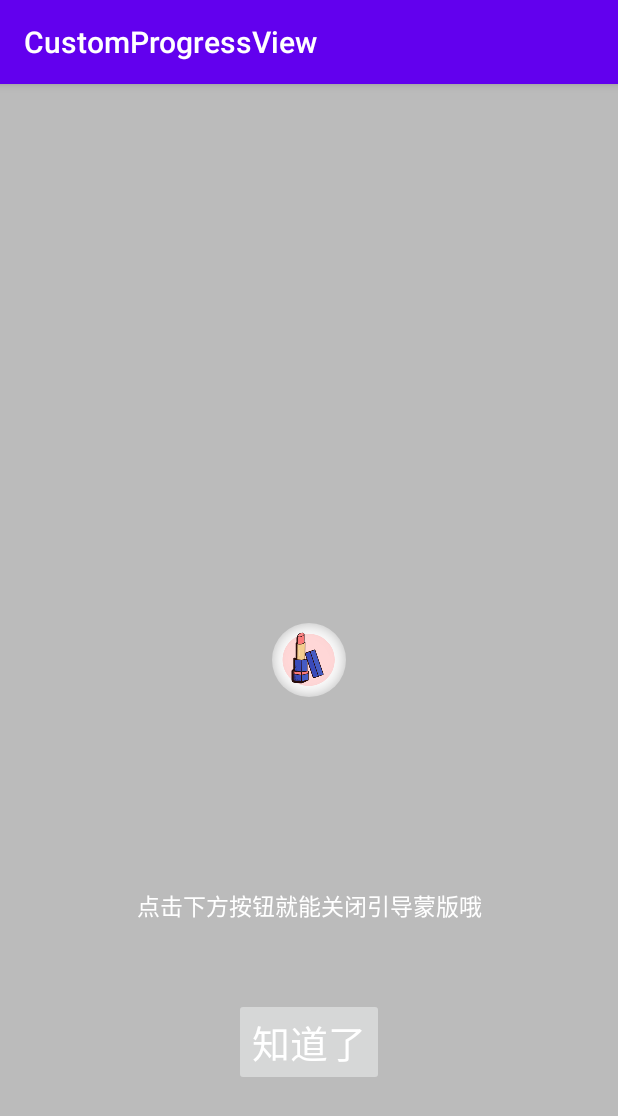
After one commit to chaozhouzhang/CustomView, an Android app: the MaskActivity screen opened directly, with no data from a screen before it, on a phone screen of 412 x 824 dp. The commit adds this screen. Shown: the top 1116 px of the screen. Run offline under Robolectric (Android 15) with nearby library versions, the phone set to English and light mode, and no system bars.

Commit message:
add mask 引导蒙版
add mask 引导蒙版

```diff
--- a/CustomProgressView/app/src/main/AndroidManifest.xml
+++ b/CustomProgressView/app/src/main/AndroidManifest.xml
@@ -47,7 +47,9 @@
         <activity android:name=".svg.SvgActivity" />
         <activity android:name=".svg.svga.SvgaActivity" />
         <activity android:name=".svg.lottie.LottieActivity" />
-        <activity android:name=".matrix.MatrixActivity" />
+        <activity android:name=".drawing.matrix.MatrixActivity" />
+        <activity android:name=".drawing.PaintActivity" />
+        <activity android:name=".MaskActivity" />
     </application>
 
 </manifest>
--- /dev/null
+++ b/CustomProgressView/app/src/main/java/androidstack/progress/MaskActivity.java
@@ -0,0 +1,51 @@
+package androidstack.progress;
+
+import android.graphics.Color;
+import android.os.Bundle;
+import android.widget.ImageView;
+
+import androidstack.progress.view.mask.GuideMask;
+import androidstack.progress.view.mask.GuideMaskSet;
+import androidx.annotation.Nullable;
+import androidx.appcompat.app.AppCompatActivity;
+
+/**
+ * Created on 2020/8/24 13:05
+ *
+ * @author zhangchaozhou
+ * @email 13760289294@139.com
+ * @wechat 13760289294
+ */
+public class MaskActivity extends AppCompatActivity {
+    private ImageView mIvTest;
+    @Override
+    protected void onCreate(@Nullable Bundle savedInstanceState) {
+        super.onCreate(savedInstanceState);
+        setContentView(R.layout.activity_mask);
+
+        mIvTest = findViewById(R.id.iv_test);
+
+        GuideMask guideMask = new GuideMask.Builder(this)
+                //蒙版所在activity
+                .setMaskActivity(this)
+                //目标布局
+                .setTargetView(mIvTest)
+                //蒙版背景颜色包括透明度
+                .setBgColor(Color.parseColor("#40000000"))
+                //蒙版布局
+                .setMaskLayout(R.layout.layout_mask)
+                //关闭蒙版的按钮
+                .setMaskCloseId(R.id.btn_close)
+                //围栏与目标布局的距离
+                .setFencePadding(5,5,5,5)
+                //围栏布局四角的角度
+                .setFenceRadius(100)
+                .build();
+
+        GuideMaskSet guideMaskSet = new GuideMaskSet();
+        //添加蒙版
+        guideMaskSet.addGuide(guideMask);
+        //显示所有蒙版
+        guideMaskSet.show();
+    }
+}
--- a/CustomProgressView/app/src/main/java/androidstack/progress/matrix/MatrixActivity.java
+++ b/CustomProgressView/app/src/main/java/androidstack/progress/drawing/matrix/MatrixActivity.java
@@ -1,4 +1,4 @@
-package androidstack.progress.matrix;
+package androidstack.progress.drawing.matrix;
 
 import android.os.Bundle;
 
--- /dev/null
+++ b/CustomProgressView/app/src/main/java/androidstack/progress/view/mask/GuideMask.java
@@ -0,0 +1,341 @@
+package androidstack.progress.view.mask;
+
+import android.app.Activity;
+import android.content.Context;
+import android.graphics.BlurMaskFilter;
+import android.graphics.Canvas;
+import android.graphics.Color;
+import android.graphics.Paint;
+import android.graphics.PorterDuff;
+import android.graphics.PorterDuffXfermode;
+import android.graphics.Rect;
+import android.graphics.RectF;
+import android.view.LayoutInflater;
+import android.view.View;
+import android.view.ViewGroup;
+import android.widget.FrameLayout;
+
+import androidx.annotation.IdRes;
+import androidx.annotation.LayoutRes;
+import androidx.annotation.NonNull;
+
+/**
+ * Created on 2020/8/23 21:52
+ *
+ * @author zhangchaozhou
+ * @email 13760289294@139.com
+ * @wechat 13760289294
+ */
+public class GuideMask extends FrameLayout {
+
+    /**
+     * 当前蒙版所处的activity
+     */
+    private Activity mMaskActivity;
+    /**
+     * 当前activity的根布局
+     */
+    private FrameLayout mContentParent;
+    /**
+     * 当前activity的根布局的坐标位置
+     */
+    private Rect mContentRect;
+    /**
+     * 当前蒙版的目标布局
+     */
+    private View mTargetView;
+    /**
+     * 当前蒙版的目标布局的坐标位置
+     */
+    private Rect mTargetRect;
+    /**
+     * 当前需要绘制的围绕着目标布局的围栏布局
+     */
+    private RectF mFenceRectF;
+    /**
+     * 当前需要绘制的围绕着目标布局的围栏布局，对应的画笔
+     */
+    private Paint mFencePaint;
+    /**
+     * 当前蒙版所显示的引导布局，需要进行解析，然后显示
+     */
+    private int mMaskLayout;
+
+    /**
+     * 蒙版布局
+     */
+    private View mMaskLayoutView;
+
+    /**
+     * 点击该ID对应的控件后，关闭蒙版
+     */
+    private int mCloseId;
+
+    /**
+     * 蒙版的背景颜色
+     */
+    private int mBgColor = BG_COLOR_DEFAULT;
+
+    /**
+     * 蒙版的默认背景颜色
+     */
+    private static int BG_COLOR_DEFAULT = Color.parseColor("#B3000000");
+
+    /**
+     * 设置图像合成模式为CLEAR，用于显示目标布局
+     */
+    private PorterDuffXfermode mFenceClearMode;
+    /**
+     * 所需绘制的布局和目标布局的左边的距离大小
+     */
+    private int mPaddingLeft;
+
+    /**
+     * 所需绘制的布局和目标布局的右边的距离大小
+     */
+    private int mPaddingRight;
+
+    /**
+     * 所需绘制的布局和目标布局的上边的距离大小
+     */
+    private int mPaddingTop;
+
+    /**
+     * 所需绘制的布局和目标布局的下边的距离大小
+     */
+    private int mPaddingBottom;
+
+    /**
+     * 所需绘制的布局的四边圆角半径
+     */
+    private float mRadius;
+
+    private GuideMask(@NonNull Context context) {
+        super(context);
+        init();
+    }
+
+
+    private void init() {
+        //在ViewGroup中，初始化时设置了WILL_NOT_DRAW，设置WILL_NOT_DRAW之后，onDraw()不会被调用，通过略过绘制的过程，优化了性能。
+        //所以，在写自定义布局时，如果需要调用onDraw()进行绘制，则需要在初始化时候，调用setWillNotDraw(false)。
+        setWillNotDraw(false);
+        mContentRect = new Rect();
+        mTargetRect = new Rect();
+        initFence();
+    }
+
+    /**
+     * 初始化围栏区域
+     */
+    private void initFence() {
+        //围栏区域坐标位置
+        mFenceRectF = new RectF();
+        //绘制围栏区域的画笔
+        mFencePaint = new Paint();
+        //设置围栏区域背景颜色为全透明色
+        mFencePaint.setColor(Color.TRANSPARENT);
+        //首先xfermode绘图需要两部分，DST,SRC 两种。可以理解为DST 在下边，SRC在上面。也就是说DST先绘制，SRC 后绘制。
+        //PorterDuff.Mode.CLEAR：清除模式，[0, 0]，即图像中所有像素点的alpha和颜色值均为0。
+        PorterDuff.Mode mode = PorterDuff.Mode.CLEAR;
+        mFenceClearMode = new PorterDuffXfermode(mode);
+        //这个方法用于设置图像的过渡模式，所谓过渡是指图像的饱和度、颜色值等参数的计算结果的图像表现。
+        //设置围栏区域为清除模式，以达到显示目标布局的目的
+        mFencePaint.setXfermode(mFenceClearMode);
+        //设置画笔遮罩滤镜，传入BlurMaskFilter或EmbossMaskFilter，前者为模糊遮罩滤镜而后者为浮雕遮罩滤镜。
+        //如果应用启用了硬件加速，将看不到任何阴影效果。
+        mFencePaint.setMaskFilter(new BlurMaskFilter(10, BlurMaskFilter.Blur.INNER));
+        //关闭当前View的硬件加速。
+        setLayerType(LAYER_TYPE_SOFTWARE, null);
+    }
+
+
+    @Override
+    protected void onDraw(Canvas canvas) {
+        super.onDraw(canvas);
+        /**
+         * 设置蒙版背景颜色
+         */
+        canvas.drawColor(mBgColor);
+
+        /**
+         * getGlobalVisibleRect()是View可见区域相对与屏幕来说的坐标位置。
+         * getLocalVisibleRect()是View可见区域想对于自己坐标的位置。
+         * 获取当前蒙版所在activity根布局的坐标位置。
+         */
+        mContentParent.getGlobalVisibleRect(mContentRect);
+        int topMargin = mContentRect.top;
+        /**
+         * 获取当前蒙版所目标的布局的坐标位置。
+         */
+        mTargetView.getGlobalVisibleRect(mTargetRect);
+
+        /**
+         * 需要绘制的坐标位置
+         */
+        int left = mTargetRect.left - mPaddingLeft;
+        mFenceRectF.left = left;
+        int right = mTargetRect.right + mPaddingRight;
+        mFenceRectF.right = right;
+        int top = mTargetRect.top - mPaddingTop - topMargin;
+        mFenceRectF.top = top;
+        int bottom = mTargetRect.bottom + mPaddingBottom - topMargin;
+        mFenceRectF.bottom = bottom;
+        /**
+         * rx：x方向上的圆角半径。
+         * ry：y方向上的圆角半径。
+         */
+        canvas.drawRoundRect(mFenceRectF, mRadius, mRadius, mFencePaint);
+
+    }
+
+
+    public void show() {
+        //需要显示的蒙版布局：配置root为当前蒙版this，配置attachToRoot为true，也就是解析结束蒙版布局后，添加到当前蒙版中
+        mMaskLayoutView = LayoutInflater.from(mMaskActivity).inflate(mMaskLayout, this, true);
+        if (mCloseId != 0) {
+            //在蒙版布局中找到点击关闭蒙版的控件
+            mMaskLayoutView.findViewById(mCloseId).setOnClickListener(new OnClickListener() {
+                @Override
+                public void onClick(View v) {
+                    dismiss();
+                    if (mOnDismissListener != null) {
+                        mOnDismissListener.onDismiss();
+                    }
+                }
+            });
+        }
+        this.setClickable(true);
+        mContentParent.post(new Runnable() {
+            @Override
+            public void run() {
+                //显示蒙版，也就是将当前蒙版加到mContentParent的FrameLayout布局上
+                mContentParent.addView(GuideMask.this, new LayoutParams(ViewGroup.LayoutParams.MATCH_PARENT, ViewGroup.LayoutParams.MATCH_PARENT));
+            }
+        });
+
+    }
+
+    public void dismiss() {
+        mContentParent.post(new Runnable() {
+            @Override
+            public void run() {
+                //关闭蒙版，也就是将当前蒙版从mContentParent的FrameLayout布局上移除
+                mContentParent.removeView(GuideMask.this);
+            }
+        });
+    }
+
+
+    public static class Builder {
+
+        private GuideMask mGuideMask;
+
+        public Builder(Context context) {
+            mGuideMask = new GuideMask(context);
+        }
+
+        /**
+         * 设置目标布局
+         *
+         * @param view
+         * @return
+         */
+        public Builder setTargetView(View view) {
+            mGuideMask.mTargetView = view;
+            return this;
+        }
+
+        /**
+         * 设置当前引导蒙版所在的Activity
+         *
+         * @param activity
+         */
+        public Builder setMaskActivity(Activity activity) {
+            mGuideMask.mMaskActivity = activity;
+            mGuideMask.mContentParent = activity.findViewById(android.R.id.content);
+            return this;
+        }
+
+        /**
+         * 设置显示的蒙版布局
+         *
+         * @param layout
+         * @return
+         */
+        public Builder setMaskLayout(@LayoutRes int layout) {
+            mGuideMask.mMaskLayout = layout;
+            return this;
+        }
+
+        /**
+         * 设置关闭蒙版的控件ID
+         *
+         * @param closeId
+         * @return
+         */
+        public Builder setMaskCloseId(@IdRes int closeId) {
+            mGuideMask.mCloseId = closeId;
+            return this;
+        }
+
+        /**
+         * 所绘制布局的四边圆角半径
+         *
+         * @param radius
+         * @return
+         */
+        public Builder setFenceRadius(float radius) {
+            mGuideMask.mRadius = radius;
+            return this;
+        }
+
+        /**
+         * 与目标布局间的距离
+         *
+         * @param paddingLeft
+         * @param paddingRight
+         * @param paddingTop
+         * @param paddingBottom
+         * @return
+         */
+        public Builder setFencePadding(int paddingLeft, int paddingRight, int paddingTop, int paddingBottom) {
+            mGuideMask.mPaddingTop = paddingTop;
+            mGuideMask.mPaddingBottom = paddingBottom;
+            mGuideMask.mPaddingLeft = paddingLeft;
+            mGuideMask.mPaddingRight = paddingRight;
+            return this;
+        }
+
+        /**
+         * 设置蒙版背景颜色
+         *
+         * @param bgColor
+         * @return
+         */
+        public Builder setBgColor(int bgColor) {
+            mGuideMask.mBgColor = bgColor;
+            return this;
+        }
+
+        public GuideMask build() {
+            return mGuideMask;
+        }
+    }
+
+
+    private OnDismissListener mOnDismissListener;
+
+    public GuideMask setOnDismissListener(OnDismissListener onDismissListener) {
+        mOnDismissListener = onDismissListener;
+        return this;
+    }
+
+    public interface OnDismissListener {
+        /**
+         * 关闭蒙版
+         */
+        void onDismiss();
+    }
+
+}
--- /dev/null
+++ b/CustomProgressView/app/src/main/java/androidstack/progress/view/mask/GuideMaskSet.java
@@ -0,0 +1,41 @@
+package androidstack.progress.view.mask;
+
+import java.util.ArrayList;
+import java.util.List;
+
+/**
+ * 蒙版集合
+ * @author zhangchaozhou
+ */
+public class GuideMaskSet {
+
+    private List<GuideMask> mGuideMasks = new ArrayList<>();
+
+    private int mPosition = 0;
+
+    /**
+     * 添加蒙版
+     * @param guideMask
+     */
+    public void addGuide(GuideMask guideMask) {
+        mGuideMasks.add(guideMask);
+        guideMask.setOnDismissListener(new GuideMask.OnDismissListener() {
+            @Override
+            public void onDismiss() {//关闭后显示下一个蒙版
+                int nextPosition = mPosition + 1;
+                if (mGuideMasks.size() > nextPosition) {
+                    GuideMask next = mGuideMasks.get(nextPosition);
+                    mPosition++;
+                    next.show();
+                }
+            }
+        });
+    }
+
+    /**
+     * 显示蒙版集合
+     */
+    public void show(){
+        mGuideMasks.get(0).show();
+    }
+}
--- /dev/null
+++ b/CustomProgressView/app/src/main/res/layout/activity_mask.xml
@@ -0,0 +1,19 @@
+<?xml version="1.0" encoding="utf-8"?>
+<androidx.constraintlayout.widget.ConstraintLayout xmlns:android="http://schemas.android.com/apk/res/android"
+    xmlns:app="http://schemas.android.com/apk/res-auto"
+    android:layout_width="match_parent"
+    android:layout_height="match_parent">
+
+    <ImageView
+        android:layout_width="wrap_content"
+        android:layout_height="wrap_content"
+        android:src="@mipmap/ic_test"
+        android:id="@+id/iv_test"
+        app:layout_constraintBottom_toBottomOf="parent"
+        app:layout_constraintLeft_toLeftOf="parent"
+        app:layout_constraintRight_toRightOf="parent"
+        app:layout_constraintTop_toTopOf="parent">
+
+    </ImageView>
+
+</androidx.constraintlayout.widget.ConstraintLayout>
--- /dev/null
+++ b/CustomProgressView/app/src/main/res/layout/activity_paint.xml
@@ -0,0 +1,6 @@
+<?xml version="1.0" encoding="utf-8"?>
+<androidx.constraintlayout.widget.ConstraintLayout
+    xmlns:android="http://schemas.android.com/apk/res/android" android:layout_width="match_parent"
+    android:layout_height="match_parent">
+
+</androidx.constraintlayout.widget.ConstraintLayout>
--- /dev/null
+++ b/CustomProgressView/app/src/main/res/layout/layout_mask.xml
@@ -0,0 +1,38 @@
+<?xml version="1.0" encoding="utf-8"?>
+<androidx.constraintlayout.widget.ConstraintLayout xmlns:android="http://schemas.android.com/apk/res/android"
+    android:layout_width="match_parent"
+    android:layout_height="match_parent"
+    xmlns:app="http://schemas.android.com/apk/res-auto">
+
+
+
+
+
+
+    <Button
+        android:layout_width="wrap_content"
+        android:id="@+id/btn_close"
+        android:text="知道了"
+        android:textSize="25sp"
+        android:textColor="#ffffff"
+        android:layout_marginBottom="100dp"
+        app:layout_constraintBottom_toBottomOf="parent"
+        app:layout_constraintRight_toRightOf="parent"
+        app:layout_constraintLeft_toLeftOf="parent"
+        android:layout_height="wrap_content">
+
+    </Button>
+
+    <TextView
+        android:layout_width="wrap_content"
+        android:text="点击下方按钮就能关闭引导蒙版哦"
+        android:textSize="15sp"
+        android:textColor="#ffffff"
+        app:layout_constraintBottom_toTopOf="@id/btn_close"
+        android:layout_marginBottom="50dp"
+        app:layout_constraintBottom_toBottomOf="parent"
+        app:layout_constraintRight_toRightOf="parent"
+        app:layout_constraintLeft_toLeftOf="parent"
+        android:layout_height="wrap_content">
+    </TextView>
+</androidx.constraintlayout.widget.ConstraintLayout>
```
Also changed, not shown: CustomProgressView/app/src/main/java/androidstack/progress/CustomDialog.java (added, +85 -0 lines), CustomProgressView/app/src/main/java/androidstack/progress/MainActivity.java (+12 -0 lines), CustomProgressView/app/src/main/java/androidstack/progress/drawing/PaintActivity.java (added, +31 -0 lines), CustomProgressView/app/src/main/java/androidstack/progress/view/BasisView.java (+52 -2 lines), CustomProgressView/app/src/main/res/layout/activity_main.xml (+8 -0 lines), CustomProgressView/app/src/main/res/layout/dialog_custom.xml (added, +8 -0 lines).
